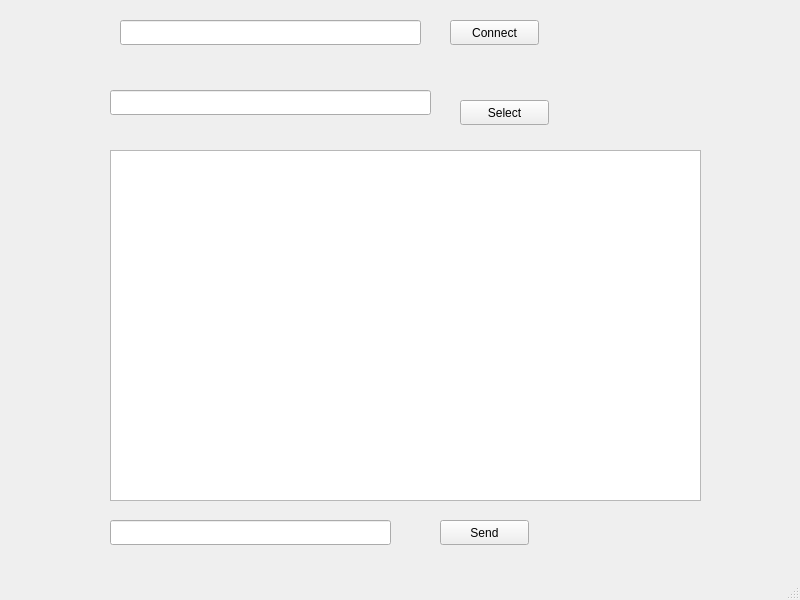
Old version of the form client/client/mainwindow.ui in the repository VtripleG/Client_server_app.
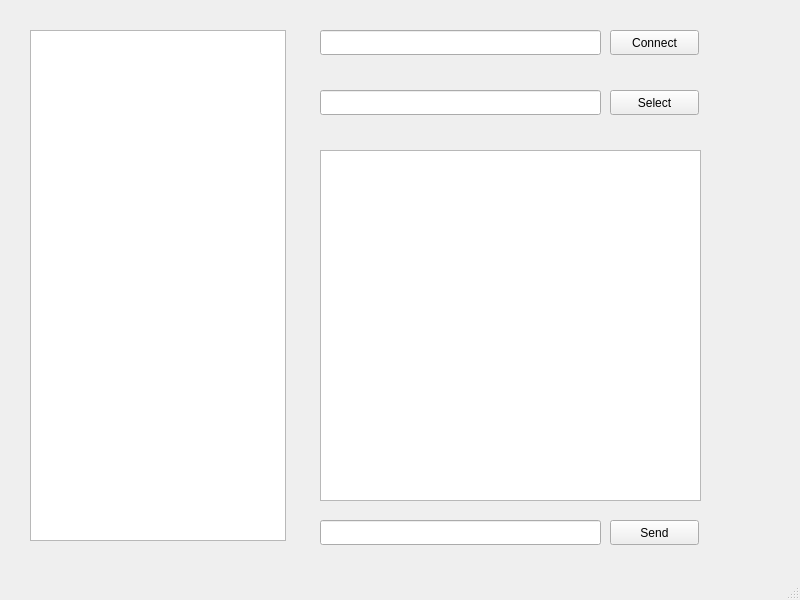
New version of the form.

What changed in the file:
```diff
--- a/client/client/mainwindow.ui
+++ b/client/client/mainwindow.ui
@@ -17,7 +17,7 @@
    <widget class="QLineEdit" name="lineEdit">
     <property name="geometry">
      <rect>
-      <x>110</x>
+      <x>320</x>
       <y>520</y>
       <width>281</width>
       <height>25</height>
@@ -27,9 +27,9 @@
    <widget class="QTextBrowser" name="textBrowser">
     <property name="geometry">
      <rect>
-      <x>110</x>
+      <x>320</x>
       <y>150</y>
-      <width>591</width>
+      <width>381</width>
       <height>351</height>
      </rect>
     </property>
@@ -37,7 +37,7 @@
    <widget class="QPushButton" name="Send_button">
     <property name="geometry">
      <rect>
-      <x>440</x>
+      <x>610</x>
       <y>520</y>
       <width>89</width>
       <height>25</height>
@@ -50,9 +50,9 @@
    <widget class="QLineEdit" name="lineEditUserName">
     <property name="geometry">
      <rect>
-      <x>120</x>
-      <y>20</y>
-      <width>301</width>
+      <x>320</x>
+      <y>30</y>
+      <width>281</width>
       <height>25</height>
      </rect>
     </property>
@@ -60,8 +60,8 @@
    <widget class="QPushButton" name="Connect_button">
     <property name="geometry">
      <rect>
-      <x>450</x>
-      <y>20</y>
+      <x>610</x>
+      <y>30</y>
       <width>89</width>
       <height>25</height>
      </rect>
@@ -73,9 +73,9 @@
    <widget class="QLineEdit" name="lineEditSelect">
     <property name="geometry">
      <rect>
-      <x>110</x>
+      <x>320</x>
       <y>90</y>
-      <width>321</width>
+      <width>281</width>
       <height>25</height>
      </rect>
     </property>
@@ -83,8 +83,8 @@
    <widget class="QPushButton" name="Select_button">
     <property name="geometry">
      <rect>
-      <x>460</x>
-      <y>100</y>
+      <x>610</x>
+      <y>90</y>
       <width>89</width>
       <height>25</height>
      </rect>
@@ -93,6 +93,19 @@
      <string>Select</string>
     </property>
    </widget>
+   <widget class="QTextBrowser" name="textBrowser_names_list">
+    <property name="geometry">
+     <rect>
+      <x>30</x>
+      <y>30</y>
+      <width>256</width>
+      <height>511</height>
+     </rect>
+    </property>
+    <property name="readOnly">
+     <bool>true</bool>
+    </property>
+   </widget>
   </widget>
   <widget class="QMenuBar" name="menubar">
    <property name="geometry">
```
